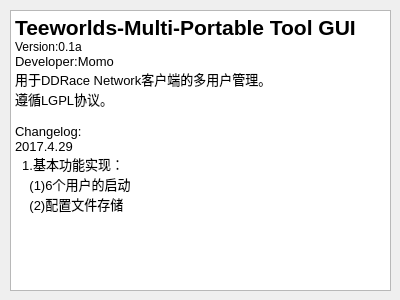
Before: the Qt Designer form dialoga.ui in MollySophia/Teeworlds-Multi-Portable_Tool_Gui, drawn with Qt 5.
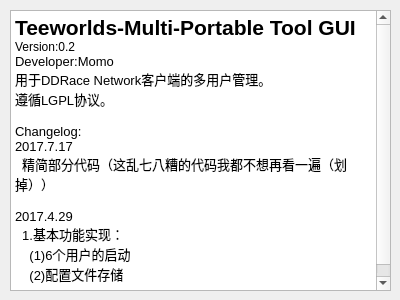
After: the same form once the commit is applied. Icons and pictures are not drawn.

Patch:
```diff
--- a/dialoga.ui
+++ b/dialoga.ui
@@ -35,12 +35,15 @@
 p, li { white-space: pre-wrap; }
 &lt;/style&gt;&lt;/head&gt;&lt;body style=&quot; font-family:'SimSun'; font-size:9pt; font-weight:400; font-style:normal;&quot;&gt;
 &lt;p style=&quot; margin-top:0px; margin-bottom:0px; margin-left:0px; margin-right:0px; -qt-block-indent:0; text-indent:0px;&quot;&gt;&lt;span style=&quot; font-size:16pt; font-weight:600;&quot;&gt;Teeworlds-Multi-Portable Tool GUI&lt;/span&gt;&lt;/p&gt;
-&lt;p style=&quot; margin-top:0px; margin-bottom:0px; margin-left:0px; margin-right:0px; -qt-block-indent:0; text-indent:0px;&quot;&gt;Version:0.1a&lt;/p&gt;
+&lt;p style=&quot; margin-top:0px; margin-bottom:0px; margin-left:0px; margin-right:0px; -qt-block-indent:0; text-indent:0px;&quot;&gt;Version:0.2&lt;/p&gt;
 &lt;p style=&quot; margin-top:0px; margin-bottom:0px; margin-left:0px; margin-right:0px; -qt-block-indent:0; text-indent:0px;&quot;&gt;&lt;span style=&quot; font-size:10pt;&quot;&gt;Developer:Momo&lt;/span&gt;&lt;/p&gt;
 &lt;p style=&quot; margin-top:0px; margin-bottom:0px; margin-left:0px; margin-right:0px; -qt-block-indent:0; text-indent:0px;&quot;&gt;&lt;span style=&quot; font-size:10pt; color:#000000;&quot;&gt;用于DDRace Network客户端的多用户管理。&lt;/span&gt;&lt;/p&gt;
 &lt;p style=&quot; margin-top:0px; margin-bottom:0px; margin-left:0px; margin-right:0px; -qt-block-indent:0; text-indent:0px;&quot;&gt;&lt;span style=&quot; font-size:10pt; color:#000000;&quot;&gt;遵循LGPL协议。&lt;/span&gt;&lt;/p&gt;
 &lt;p style=&quot;-qt-paragraph-type:empty; margin-top:0px; margin-bottom:0px; margin-left:0px; margin-right:0px; -qt-block-indent:0; text-indent:0px; font-size:10pt; color:#000000;&quot;&gt;&lt;br /&gt;&lt;/p&gt;
 &lt;p style=&quot; margin-top:0px; margin-bottom:0px; margin-left:0px; margin-right:0px; -qt-block-indent:0; text-indent:0px;&quot;&gt;&lt;span style=&quot; font-size:10pt; color:#000000;&quot;&gt;Changelog:&lt;/span&gt;&lt;/p&gt;
+&lt;p style=&quot; margin-top:0px; margin-bottom:0px; margin-left:0px; margin-right:0px; -qt-block-indent:0; text-indent:0px;&quot;&gt;&lt;span style=&quot; font-size:10pt; color:#000000;&quot;&gt;2017.7.17&lt;/span&gt;&lt;/p&gt;
+&lt;p style=&quot; margin-top:0px; margin-bottom:0px; margin-left:0px; margin-right:0px; -qt-block-indent:0; text-indent:0px;&quot;&gt;&lt;span style=&quot; font-size:10pt; color:#000000;&quot;&gt;  精简部分代码（这乱七八糟的代码我都不想再看一遍（划掉））&lt;/span&gt;&lt;/p&gt;
+&lt;p style=&quot;-qt-paragraph-type:empty; margin-top:0px; margin-bottom:0px; margin-left:0px; margin-right:0px; -qt-block-indent:0; text-indent:0px; font-size:10pt; color:#000000;&quot;&gt;&lt;br /&gt;&lt;/p&gt;
 &lt;p style=&quot; margin-top:0px; margin-bottom:0px; margin-left:0px; margin-right:0px; -qt-block-indent:0; text-indent:0px;&quot;&gt;&lt;span style=&quot; font-size:10pt; color:#000000;&quot;&gt;2017.4.29&lt;/span&gt;&lt;/p&gt;
 &lt;p style=&quot; margin-top:0px; margin-bottom:0px; margin-left:0px; margin-right:0px; -qt-block-indent:0; text-indent:0px;&quot;&gt;&lt;span style=&quot; font-size:10pt; color:#000000;&quot;&gt;  1.基本功能实现：&lt;/span&gt;&lt;/p&gt;
 &lt;p style=&quot; margin-top:0px; margin-bottom:0px; margin-left:0px; margin-right:0px; -qt-block-indent:0; text-indent:0px;&quot;&gt;&lt;span style=&quot; font-size:10pt; color:#000000;&quot;&gt;    (1)6个用户的启动&lt;/span&gt;&lt;/p&gt;
```
